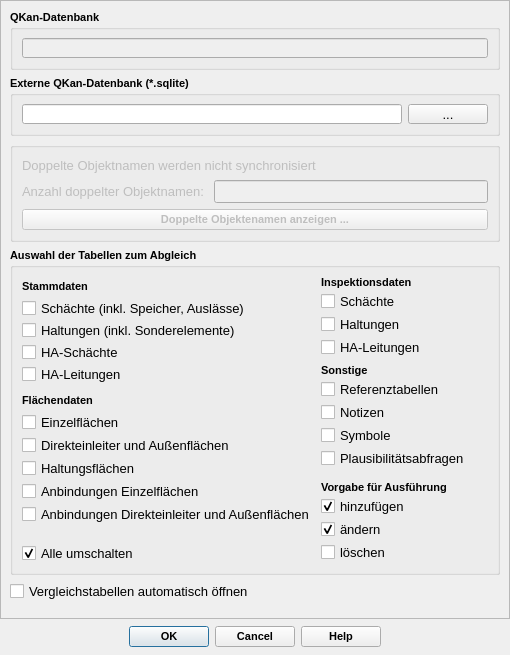
The window that qkan/sync/res/compare_dialog_base.ui (SonkeHoffmann/QKan-1) describes before a commit, drawn with Qt 5.
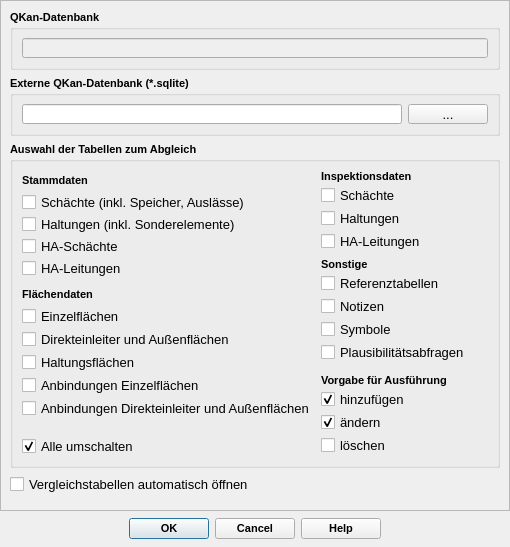
The same window after the commit. Icons and pictures are not drawn.

```diff
--- a/qkan/sync/res/compare_dialog_base.ui
+++ b/qkan/sync/res/compare_dialog_base.ui
@@ -7,7 +7,7 @@
     <x>0</x>
     <y>0</y>
     <width>510</width>
-    <height>655</height>
+    <height>547</height>
    </rect>
   </property>
   <property name="minimumSize">
@@ -61,7 +61,7 @@
         <x>0</x>
         <y>0</y>
         <width>508</width>
-        <height>617</height>
+        <height>509</height>
        </rect>
       </property>
       <layout class="QVBoxLayout" name="verticalLayout_10">
@@ -238,112 +238,6 @@
          </layout>
         </widget>
        </item>
-       <item>
-        <widget class="QGroupBox" name="groupBox_6">
-         <property name="enabled">
-          <bool>false</bool>
-         </property>
-         <property name="minimumSize">
-          <size>
-           <width>0</width>
-           <height>100</height>
-          </size>
-         </property>
-         <property name="maximumSize">
-          <size>
-           <width>16777215</width>
-           <height>16777215</height>
-          </size>
-         </property>
-         <property name="font">
-          <font>
-           <family>Tahoma</family>
-           <pointsize>10</pointsize>
-           <weight>75</weight>
-           <bold>true</bold>
-          </font>
-         </property>
-         <property name="title">
-          <string/>
-         </property>
-         <layout class="QVBoxLayout" name="verticalLayout_2">
-          <item>
-           <widget class="QLabel" name="label_11">
-            <property name="maximumSize">
-             <size>
-              <width>16777215</width>
-              <height>24</height>
-             </size>
-            </property>
-            <property name="font">
-             <font>
-              <family>Tahoma</family>
-              <pointsize>10</pointsize>
-              <weight>50</weight>
-              <bold>false</bold>
-             </font>
-            </property>
-            <property name="text">
-             <string>Doppelte Objektnamen werden nicht synchronisiert</string>
-            </property>
-           </widget>
-          </item>
-          <item>
-           <layout class="QHBoxLayout" name="horizontalLayout_3">
-            <item>
-             <widget class="QLabel" name="label_12">
-              <property name="font">
-               <font>
-                <family>Tahoma</family>
-                <pointsize>10</pointsize>
-                <weight>50</weight>
-                <bold>false</bold>
-               </font>
-              </property>
-              <property name="text">
-               <string>Anzahl doppelter Objektnamen: </string>
-              </property>
-             </widget>
-            </item>
-            <item>
-             <widget class="QLineEdit" name="tf_doppelte">
-              <property name="enabled">
-               <bool>false</bool>
-              </property>
-              <property name="toolTip">
-               <string>Gesamtzahl doppelter Objektnamen in den ausgewählten Tabellen</string>
-              </property>
-              <property name="statusTip">
-               <string>Gesamtzahl doppelter Objektnamen in den ausgewählten Tabellen</string>
-              </property>
-             </widget>
-            </item>
-           </layout>
-          </item>
-          <item>
-           <widget class="QPushButton" name="pb_showdoppelte">
-            <property name="font">
-             <font>
-              <family>Tahoma</family>
-              <pointsize>8</pointsize>
-              <weight>75</weight>
-              <bold>true</bold>
-             </font>
-            </property>
-            <property name="toolTip">
-             <string>&lt;html&gt;&lt;head/&gt;&lt;body&gt;&lt;p&gt;Anzeige der Fehlertabelle mit den doppelten Objektnamen&lt;/p&gt;&lt;/body&gt;&lt;/html&gt;</string>
-            </property>
-            <property name="statusTip">
-             <string>Anzeige der Fehlertabelle mit den doppelten Objektnamen</string>
-            </property>
-            <property name="text">
-             <string>Doppelte Objektenamen anzeigen ...</string>
-            </property>
-           </widget>
-          </item>
-         </layout>
-        </widget>
-       </item>
        <item>
         <widget class="QGroupBox" name="groupBox_4">
          <property name="font">
```
